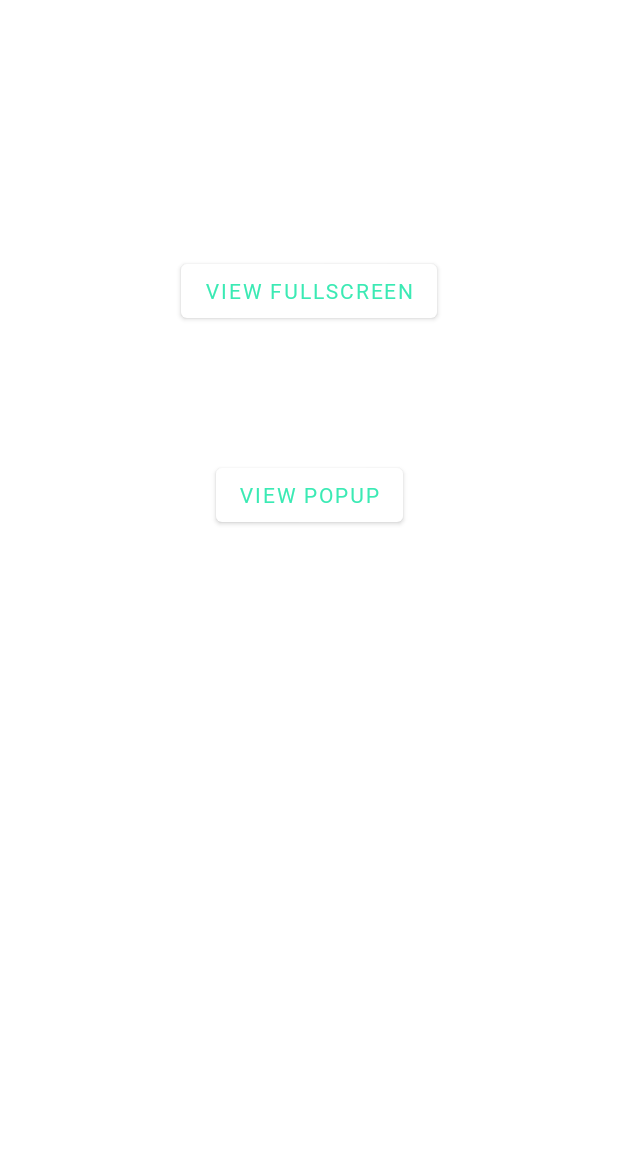
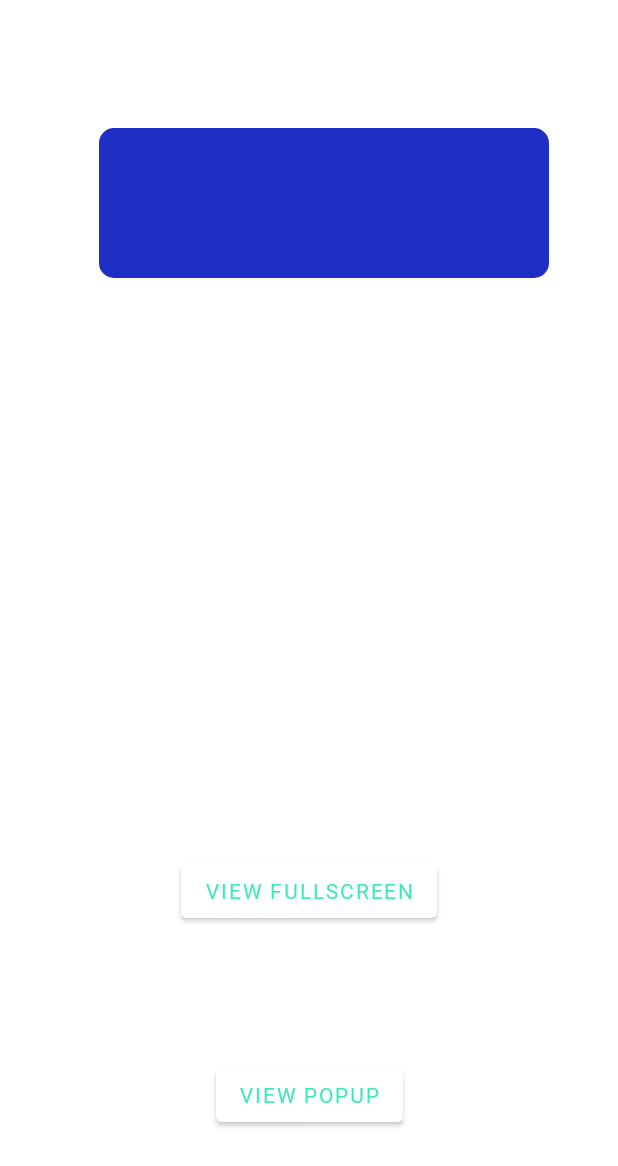
Before and after one commit to Tryden12/demoMiniClerkie, an Android app: the fragment MainFragment shown on its own in the app's theme, on a phone screen of 412 x 824 dp. Shown: the top 1166 px of the screen. Run offline under Robolectric (Android 15) with nearby library versions, the phone set to English and light mode, and no system bars; 2 statements that could not run were skipped.

Commit message:
updated blue and dark blue hex

```diff
--- a/app/src/main/res/layout/fragment_main.xml
+++ b/app/src/main/res/layout/fragment_main.xml
@@ -20,7 +20,7 @@
             android:layout_height="wrap_content"
             android:layout_marginStart="108dp"
 
-        android:layout_marginTop="170dp"
+            android:layout_marginTop="570dp"
             android:layout_marginEnd="108dp"
             android:text="View fullscreen"
             app:layout_constraintEnd_toEndOf="parent"
@@ -40,7 +40,17 @@
         app:layout_constraintStart_toStartOf="parent"
         app:layout_constraintTop_toBottomOf="@+id/view_fullscreen_btn" />
 
-
+        <View
+            android:id="@+id/view"
+            android:layout_width="300dp"
+            android:layout_height="100dp"
+            android:layout_marginStart="65dp"
+            android:layout_marginTop="85dp"
+            android:layout_marginEnd="46dp"
+            android:background="@drawable/card_bg"
+            app:layout_constraintEnd_toEndOf="parent"
+            app:layout_constraintStart_toStartOf="parent"
+            app:layout_constraintTop_toTopOf="parent" />
 
 
     </androidx.constraintlayout.widget.ConstraintLayout>
--- a/app/src/main/res/values/colors.xml
+++ b/app/src/main/res/values/colors.xml
@@ -17,8 +17,8 @@
     <color name="danger_red">#d9534f</color>
 
     <color name="light_blue">#3BCBF9</color>
-    <color name="blue">#546CFA</color>
-    <color name="dark_blue">#3A59E3</color>
+    <color name="blue">#3751F3</color>
+    <color name="dark_blue">#202FC3</color>
     <color name="light_green">#3BEAB4</color>
     <color name="purple">#9F15FF</color>
     <color name="pink_purple">#FF42FC</color>
```
Lines whose indentation alone changed are shown as unchanged.
